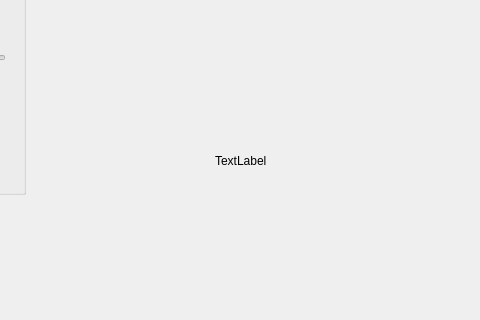
Before: the Qt Designer form front/menu.ui in marcoslimaepii1/microcluidicController, drawn with Qt 5; both pictures show x 275 to 755 and y 106 to 426 of the 1097 by 754 pixel window.
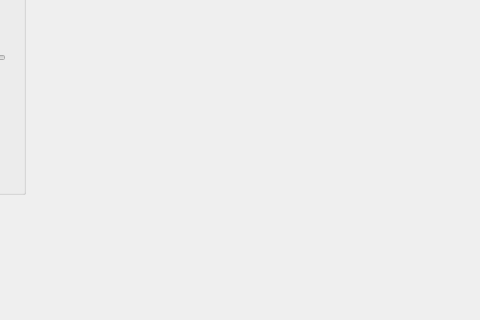
After: the same form once the commit is applied.

What changed in the file:
```diff
--- a/front/menu.ui
+++ b/front/menu.ui
@@ -170,7 +170,7 @@
      </rect>
     </property>
     <property name="text">
-     <string>TextLabel</string>
+     <string/>
     </property>
    </widget>
    <widget class="QWidget" name="layoutWidget">
```
